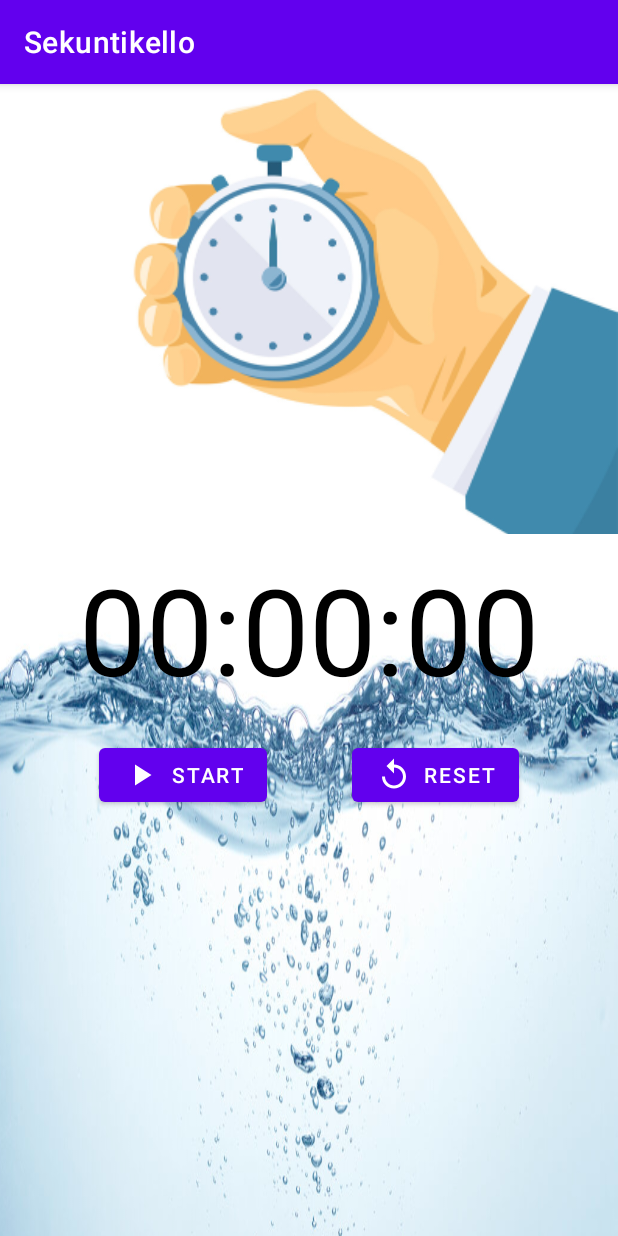
After one commit to MobiiliProjektiRyhma17/fitness-app, an Android app: the TimerActivity screen opened directly, with no data from a screen before it, on a phone screen of 412 x 824 dp. The commit adds this screen. Run offline under Robolectric (Android 15) with nearby library versions, the phone set to English and light mode, and no system bars.

Commit message:
ajastin valmis

```diff
--- a/app/src/main/AndroidManifest.xml
+++ b/app/src/main/AndroidManifest.xml
@@ -11,6 +11,10 @@
         android:roundIcon="@mipmap/ic_launcher_round"
         android:supportsRtl="true"
         android:theme="@style/Theme.Fitnessapplication">
+        <service android:name=".TimerService"/>
+        <activity
+            android:name=".TimerActivity"
+            android:exported="false" />
         <activity
             android:name=".PlansActivity"
             android:exported="false" />
--- a/app/src/main/java/com/example/fitness_application/PlansActivity.kt
+++ b/app/src/main/java/com/example/fitness_application/PlansActivity.kt
@@ -2,6 +2,7 @@ package com.example.fitness_application
 
 import androidx.appcompat.app.AppCompatActivity
 import android.os.Bundle
+import androidx.appcompat.app.ActionBar
 import androidx.recyclerview.widget.LinearLayoutManager
 import androidx.recyclerview.widget.RecyclerView
 import com.google.firebase.database.*
@@ -11,10 +12,14 @@ class PlansActivity : AppCompatActivity() {
     private lateinit var dbRef: DatabaseReference
     private lateinit var planRecyclerView: RecyclerView
     private  lateinit var planArrayList: ArrayList<plan>
+    private lateinit var actionBar: ActionBar
 
     override fun onCreate(savedInstanceState: Bundle?) {
         super.onCreate(savedInstanceState)
         setContentView(R.layout.activity_plans)
+
+        actionBar = supportActionBar!!
+        actionBar.title = "Treeniohjelmat"
 
 
         planRecyclerView = findViewById(R.id.planList)
--- /dev/null
+++ b/app/src/main/java/com/example/fitness_application/TimerActivity.kt
@@ -0,0 +1,102 @@
+package com.example.fitness_application
+
+import android.content.BroadcastReceiver
+import android.content.Context
+import android.content.Intent
+import android.content.IntentFilter
+import android.graphics.drawable.AnimationDrawable
+import androidx.appcompat.app.AppCompatActivity
+import android.os.Bundle
+import android.widget.Button
+import android.widget.LinearLayout
+import android.widget.RelativeLayout
+import androidx.appcompat.app.ActionBar
+import androidx.browser.browseractions.BrowserActionItem
+import androidx.constraintlayout.widget.ConstraintLayout
+import com.example.fitness_application.databinding.ActivityTimerBinding
+import kotlin.math.roundToInt
+
+class TimerActivity : AppCompatActivity()
+{
+    private lateinit var binding: ActivityTimerBinding
+    private var timerStarted = false
+    private lateinit var serviceIntent: Intent
+    private var time = 0.0
+    private lateinit var actionBar: ActionBar
+
+    override fun onCreate(savedInstanceState: Bundle?)
+    {
+        super.onCreate(savedInstanceState)
+        binding = ActivityTimerBinding.inflate(layoutInflater)
+        setContentView(binding.root)
+
+
+        actionBar = supportActionBar!!
+        actionBar.title = "Sekuntikello"
+
+        binding.startStopButton.setOnClickListener { startStopTimer() }
+        binding.resetButton.setOnClickListener { resetTimer() }
+
+        serviceIntent = Intent(applicationContext, TimerService::class.java)
+        registerReceiver(updateTime, IntentFilter(TimerService.TIMER_UPDATED))
+    }
+    private fun startStopTimer()
+    {
+        if(timerStarted)
+            stopTimer()
+        else
+            startTimer()
+
+    }
+    private fun resetTimer()
+    {
+        stopTimer()
+        time = 0.0
+        binding.timeTV.text = getTimeStringFromDouble(time)
+
+    }
+
+    private fun startTimer()
+    {
+        serviceIntent.putExtra(TimerService.TIME_EXTRA, time)
+        startService(serviceIntent)
+        binding.startStopButton.text = "Stop"
+        binding.startStopButton.icon =getDrawable(R.drawable.ic_baseline_pause_24)
+        timerStarted = true
+
+    }
+
+    private fun stopTimer()
+    {
+        stopService(serviceIntent)
+        binding.startStopButton.text = "Start"
+        binding.startStopButton.icon =getDrawable(R.drawable.ic_baseline_play_arrow_24)
+        timerStarted = false
+    }
+
+    private val updateTime: BroadcastReceiver = object : BroadcastReceiver()
+    {
+        override fun onReceive(context: Context, intent: Intent)
+        {
+            time = intent.getDoubleExtra(TimerService.TIME_EXTRA,0.0)
+            binding.timeTV.text = getTimeStringFromDouble(time)
+        }
+    }
+
+    private fun getTimeStringFromDouble(time: Double): String
+    {
+        val resultsInt = time.roundToInt()
+        val hours = resultsInt % 86400 / 3600
+        val minutes = resultsInt % 86400 % 3600 / 60
+        val seconds = resultsInt % 86400 % 3600 % 60
+
+        return makeTimeString(hours, minutes, seconds)
+
+    }
+
+    private fun makeTimeString(hour: Int, min: Int, sec: Int): String = String.format("%02d:%02d:%02d", hour, min ,sec)
+
+
+
+
+}
--- /dev/null
+++ b/app/src/main/res/drawable/ic_baseline_pause_24.xml
@@ -0,0 +1,10 @@
+<vector xmlns:android="http://schemas.android.com/apk/res/android"
+    android:width="24dp"
+    android:height="24dp"
+    android:viewportWidth="24"
+    android:viewportHeight="24"
+    android:tint="?attr/colorControlNormal">
+  <path
+      android:fillColor="@android:color/white"
+      android:pathData="M6,19h4L10,5L6,5v14zM14,5v14h4L18,5h-4z"/>
+</vector>
--- /dev/null
+++ b/app/src/main/res/drawable/ic_baseline_play_arrow_24.xml
@@ -0,0 +1,10 @@
+<vector xmlns:android="http://schemas.android.com/apk/res/android"
+    android:width="24dp"
+    android:height="24dp"
+    android:viewportWidth="24"
+    android:viewportHeight="24"
+    android:tint="?attr/colorControlNormal">
+  <path
+      android:fillColor="@android:color/white"
+      android:pathData="M8,5v14l11,-7z"/>
+</vector>
--- /dev/null
+++ b/app/src/main/res/drawable/ic_baseline_replay_24.xml
@@ -0,0 +1,10 @@
+<vector xmlns:android="http://schemas.android.com/apk/res/android"
+    android:width="24dp"
+    android:height="24dp"
+    android:viewportWidth="24"
+    android:viewportHeight="24"
+    android:tint="?attr/colorControlNormal">
+  <path
+      android:fillColor="@android:color/white"
+      android:pathData="M12,5V1L7,6l5,5V7c3.31,0 6,2.69 6,6s-2.69,6 -6,6 -6,-2.69 -6,-6H4c0,4.42 3.58,8 8,8s8,-3.58 8,-8 -3.58,-8 -8,-8z"/>
+</vector>
--- /dev/null
+++ b/app/src/main/res/layout/activity_timer.xml
@@ -0,0 +1,65 @@
+<?xml version="1.0" encoding="utf-8"?>
+<LinearLayout
+    android:orientation="vertical"
+    xmlns:android="http://schemas.android.com/apk/res/android"
+    xmlns:app="http://schemas.android.com/apk/res-auto"
+    xmlns:tools="http://schemas.android.com/tools"
+    android:layout_width="match_parent"
+    android:layout_height="match_parent"
+    tools:context=".TimerActivity"
+    android:background="@drawable/home"
+    android:id="@+id/timerLayout">
+
+    <ImageView
+        android:id="@+id/image"
+        android:layout_width="match_parent"
+        android:layout_height="300dp"
+        android:scaleType="centerCrop"
+        android:src="@drawable/stopwatch"/>
+
+
+    <TextView
+        android:id="@+id/timeTV"
+        android:layout_width="match_parent"
+        android:layout_height="wrap_content"
+        android:padding="10dp"
+        android:text="00:00:00"
+        android:textAlignment="center"
+        android:textColor="@color/black"
+        android:textSize="80dp" />
+
+    <androidx.constraintlayout.widget.ConstraintLayout
+        android:layout_width="match_parent"
+        android:layout_height="wrap_content"
+        android:padding="10dp">
+
+        <com.google.android.material.button.MaterialButton
+            android:id="@+id/startStopButton"
+            android:layout_width="wrap_content"
+            android:layout_height="wrap_content"
+            android:text="start"
+            app:icon="@drawable/ic_baseline_play_arrow_24"
+            app:layout_constraintBottom_toBottomOf="parent"
+            app:layout_constraintStart_toStartOf="parent"
+            app:layout_constraintEnd_toStartOf="@+id/resetButton"
+            app:layout_constraintTop_toTopOf="parent"/>
+
+        <com.google.android.material.button.MaterialButton
+            android:id="@+id/resetButton"
+            android:layout_width="wrap_content"
+            android:layout_height="wrap_content"
+            android:text="reset"
+            app:icon="@drawable/ic_baseline_replay_24"
+            app:layout_constraintBottom_toBottomOf="parent"
+            app:layout_constraintEnd_toEndOf="parent"
+            app:layout_constraintStart_toEndOf="@+id/startStopButton"
+            app:layout_constraintTop_toTopOf="parent"/>
+
+
+
+
+
+    </androidx.constraintlayout.widget.ConstraintLayout>
+
+
+</LinearLayout>
--- a/build.gradle
+++ b/build.gradle
@@ -8,9 +8,9 @@ buildscript {
     }
 }// Top-level build file where you can add configuration options common to all sub-projects/modules.
 plugins {
-    id 'com.android.application' version '7.1.2' apply false
-    id 'com.android.library' version '7.1.2' apply false
-    id 'org.jetbrains.kotlin.android' version '1.6.20' apply false
+    id 'com.android.application' version '7.1.3' apply false
+    id 'com.android.library' version '7.1.3' apply false
+    id 'org.jetbrains.kotlin.android' version '1.6.21' apply false
 }
 
 task clean(type: Delete) {
```
Also changed, not shown: app/src/main/java/com/example/fitness_application/HomeActivity.kt (+10 -0 lines), app/src/main/java/com/example/fitness_application/TimerService.kt (added, +43 -0 lines), app/src/main/res/layout/activity_bmi.xml (+11 -12 lines), app/src/main/res/drawable-xxhdpi/img.png (renamed from app/src/main/res/drawable/img.png), app/src/main/res/drawable-xxhdpi/stopwatch.png (added).
